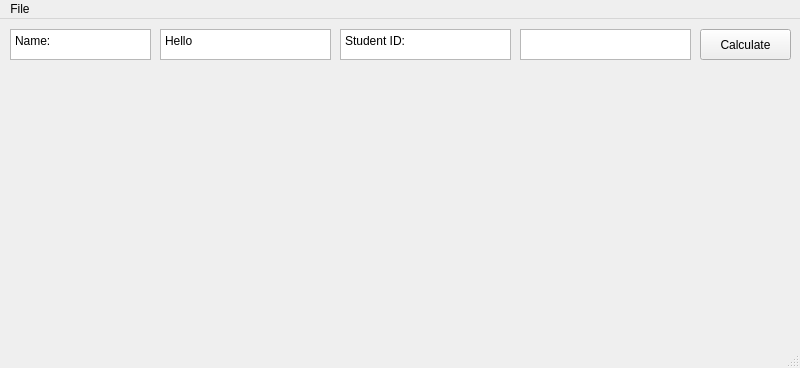
darinchau/tutormatch, file mainwindow.ui: the form before one commit.
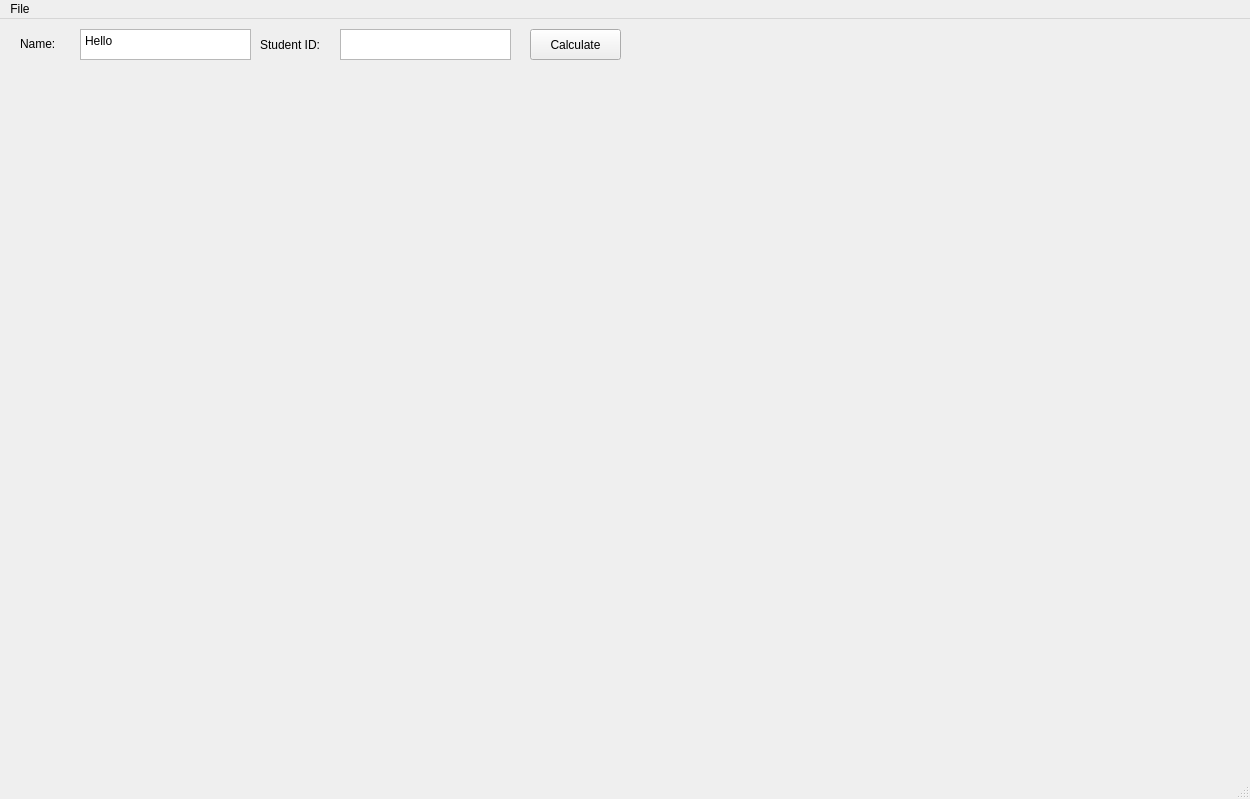
The form after the commit.

What changed in the file:
```diff
--- a/mainwindow.ui
+++ b/mainwindow.ui
@@ -6,8 +6,8 @@
    <rect>
     <x>0</x>
     <y>0</y>
-    <width>800</width>
-    <height>368</height>
+    <width>1250</width>
+    <height>799</height>
    </rect>
   </property>
   <property name="windowTitle">
@@ -18,9 +18,9 @@
     <property name="geometry">
      <rect>
       <x>0</x>
-      <y>50</y>
-      <width>801</width>
-      <height>291</height>
+      <y>40</y>
+      <width>1241</width>
+      <height>711</height>
      </rect>
     </property>
     <layout class="QGridLayout" name="grid"/>
@@ -28,7 +28,7 @@
    <widget class="QTextEdit" name="name_textbox">
     <property name="geometry">
      <rect>
-      <x>160</x>
+      <x>80</x>
       <y>10</y>
       <width>171</width>
       <height>31</height>
@@ -45,50 +45,10 @@
 &lt;p style=&quot; margin-top:0px; margin-bottom:0px; margin-left:0px; margin-right:0px; -qt-block-indent:0; text-indent:0px;&quot;&gt;Hello&lt;/p&gt;&lt;/body&gt;&lt;/html&gt;</string>
     </property>
    </widget>
-   <widget class="QTextEdit" name="name_label">
-    <property name="geometry">
-     <rect>
-      <x>10</x>
-      <y>10</y>
-      <width>141</width>
-      <height>31</height>
-     </rect>
-    </property>
-    <property name="html">
-     <string>&lt;!DOCTYPE HTML PUBLIC &quot;-//W3C//DTD HTML 4.0//EN&quot; &quot;http://www.w3.org/TR/REC-html40/strict.dtd&quot;&gt;
-&lt;html&gt;&lt;head&gt;&lt;meta name=&quot;qrichtext&quot; content=&quot;1&quot; /&gt;&lt;meta charset=&quot;utf-8&quot; /&gt;&lt;style type=&quot;text/css&quot;&gt;
-p, li { white-space: pre-wrap; }
-hr { height: 1px; border-width: 0; }
-li.unchecked::marker { content: &quot;\2610&quot;; }
-li.checked::marker { content: &quot;\2612&quot;; }
-&lt;/style&gt;&lt;/head&gt;&lt;body style=&quot; font-family:'Segoe UI'; font-size:9pt; font-weight:400; font-style:normal;&quot;&gt;
-&lt;p style=&quot; margin-top:0px; margin-bottom:0px; margin-left:0px; margin-right:0px; -qt-block-indent:0; text-indent:0px;&quot;&gt;Name:&lt;/p&gt;&lt;/body&gt;&lt;/html&gt;</string>
-    </property>
-   </widget>
-   <widget class="QTextEdit" name="sid_label">
-    <property name="geometry">
-     <rect>
-      <x>340</x>
-      <y>10</y>
-      <width>171</width>
-      <height>31</height>
-     </rect>
-    </property>
-    <property name="html">
-     <string>&lt;!DOCTYPE HTML PUBLIC &quot;-//W3C//DTD HTML 4.0//EN&quot; &quot;http://www.w3.org/TR/REC-html40/strict.dtd&quot;&gt;
-&lt;html&gt;&lt;head&gt;&lt;meta name=&quot;qrichtext&quot; content=&quot;1&quot; /&gt;&lt;meta charset=&quot;utf-8&quot; /&gt;&lt;style type=&quot;text/css&quot;&gt;
-p, li { white-space: pre-wrap; }
-hr { height: 1px; border-width: 0; }
-li.unchecked::marker { content: &quot;\2610&quot;; }
-li.checked::marker { content: &quot;\2612&quot;; }
-&lt;/style&gt;&lt;/head&gt;&lt;body style=&quot; font-family:'Segoe UI'; font-size:9pt; font-weight:400; font-style:normal;&quot;&gt;
-&lt;p style=&quot; margin-top:0px; margin-bottom:0px; margin-left:0px; margin-right:0px; -qt-block-indent:0; text-indent:0px;&quot;&gt;Student ID:&lt;/p&gt;&lt;/body&gt;&lt;/html&gt;</string>
-    </property>
-   </widget>
    <widget class="QTextEdit" name="sid_textbox">
     <property name="geometry">
      <rect>
-      <x>520</x>
+      <x>340</x>
       <y>10</y>
       <width>171</width>
       <height>31</height>
@@ -108,7 +68,7 @@
    <widget class="QPushButton" name="calculate_button">
     <property name="geometry">
      <rect>
-      <x>700</x>
+      <x>530</x>
       <y>10</y>
       <width>91</width>
       <height>31</height>
@@ -118,13 +78,39 @@
      <string>Calculate</string>
     </property>
    </widget>
+   <widget class="QLabel" name="name_label">
+    <property name="geometry">
+     <rect>
+      <x>20</x>
+      <y>9</y>
+      <width>61</width>
+      <height>31</height>
+     </rect>
+    </property>
+    <property name="text">
+     <string>Name:</string>
+    </property>
+   </widget>
+   <widget class="QLabel" name="sid_label">
+    <property name="geometry">
+     <rect>
+      <x>260</x>
+      <y>10</y>
+      <width>61</width>
+      <height>31</height>
+     </rect>
+    </property>
+    <property name="text">
+     <string>Student ID:</string>
+    </property>
+   </widget>
   </widget>
   <widget class="QMenuBar" name="menubar">
    <property name="geometry">
     <rect>
      <x>0</x>
      <y>0</y>
-     <width>800</width>
+     <width>1250</width>
      <height>21</height>
     </rect>
    </property>
```
